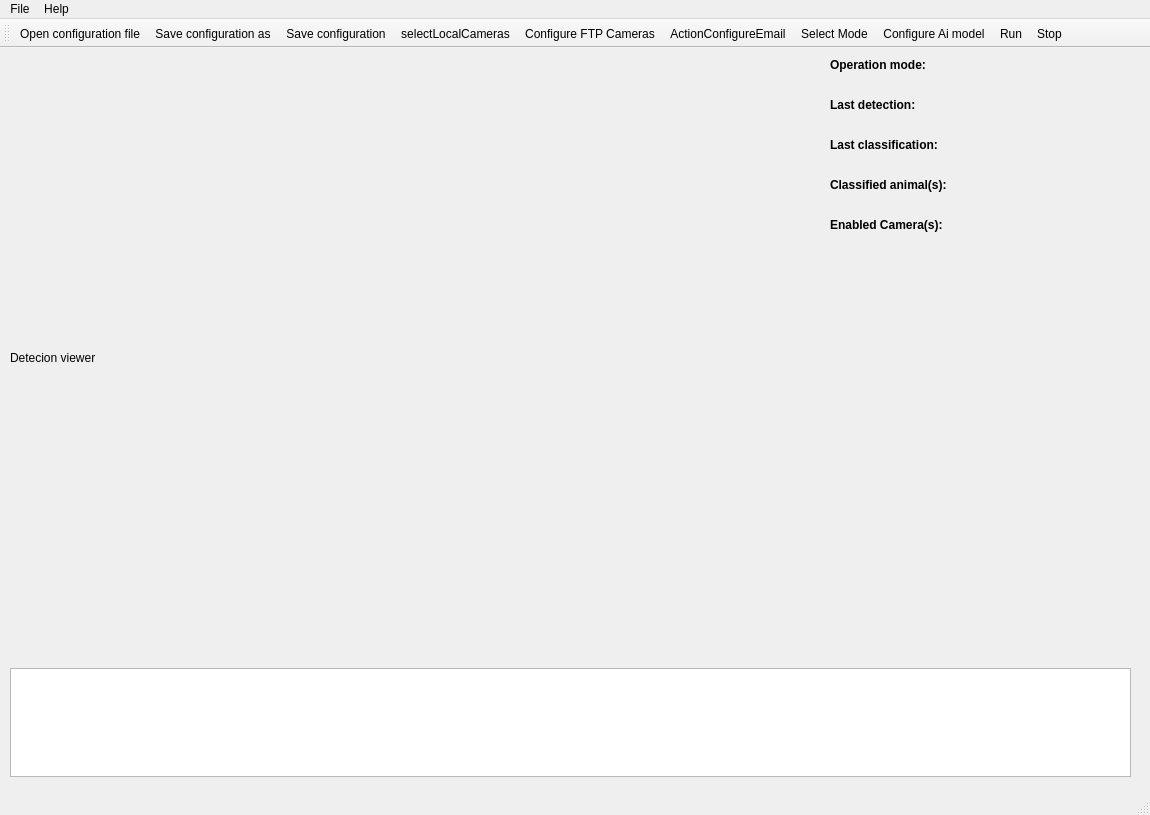
Old version of the form src/ui/mainwindow.ui in the repository stefanodellosa-personal/WADAS.
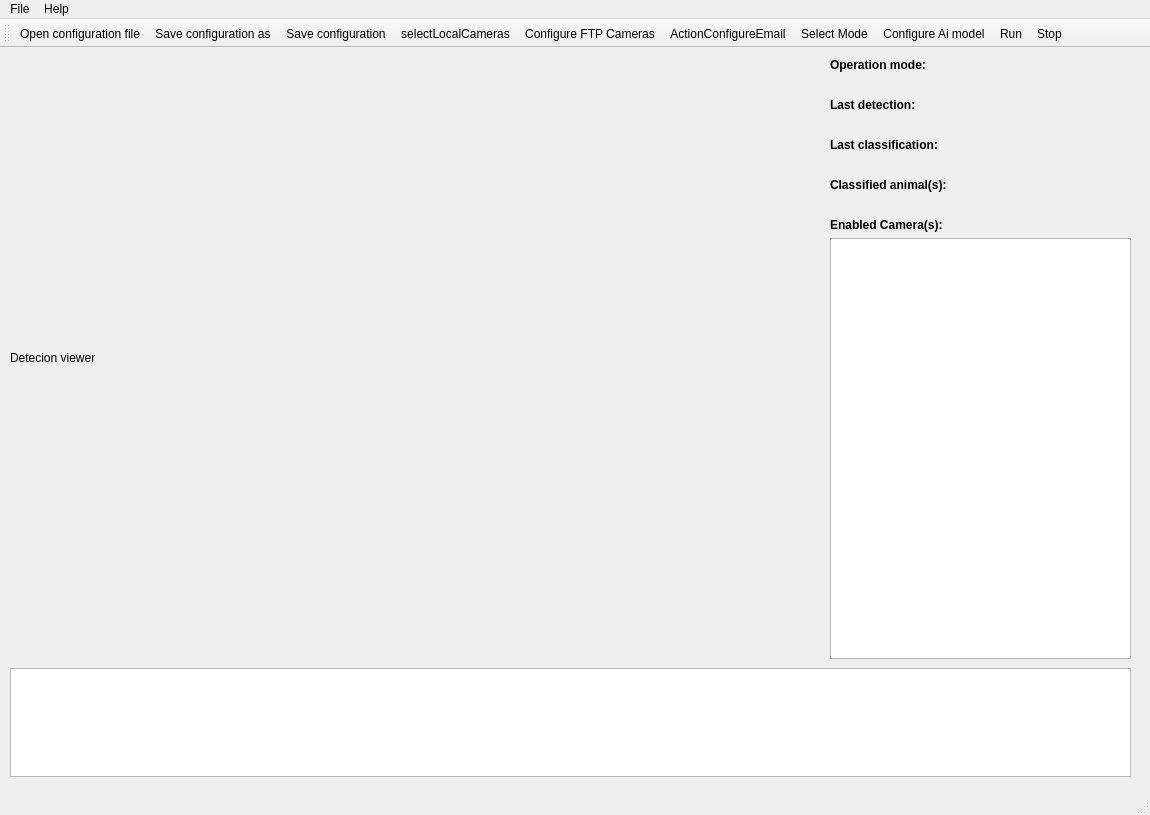
New version of the form. Icons and pictures are not drawn.

Commit message: Enabled camera(s) list in mainwindow added

What changed in the file:
```diff
--- a/src/ui/mainwindow.ui
+++ b/src/ui/mainwindow.ui
@@ -175,17 +175,7 @@
       </widget>
      </item>
      <item>
-      <spacer name="verticalSpacer">
-       <property name="orientation">
-        <enum>Qt::Orientation::Vertical</enum>
-       </property>
-       <property name="sizeHint" stdset="0">
-        <size>
-         <width>20</width>
-         <height>40</height>
-        </size>
-       </property>
-      </spacer>
+      <widget class="QListWidget" name="listWidget_en_cameras"/>
      </item>
     </layout>
    </widget>
```
The commit also changes 3 other files.
